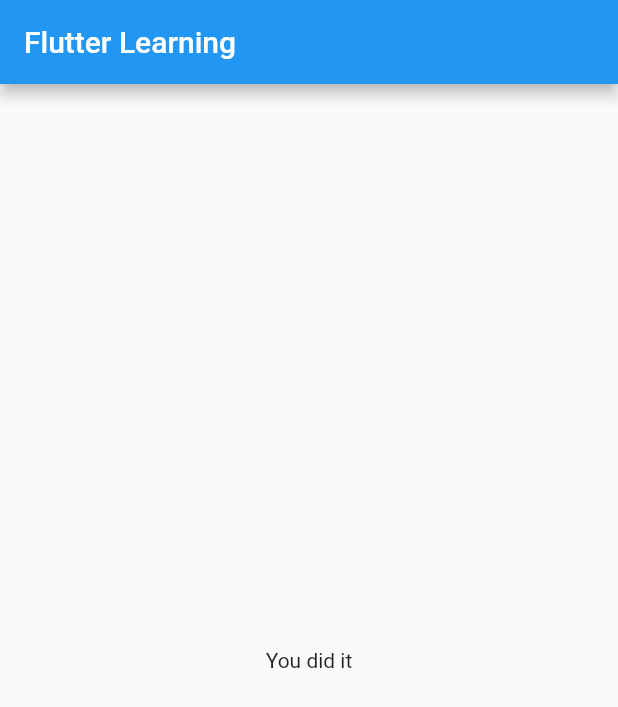
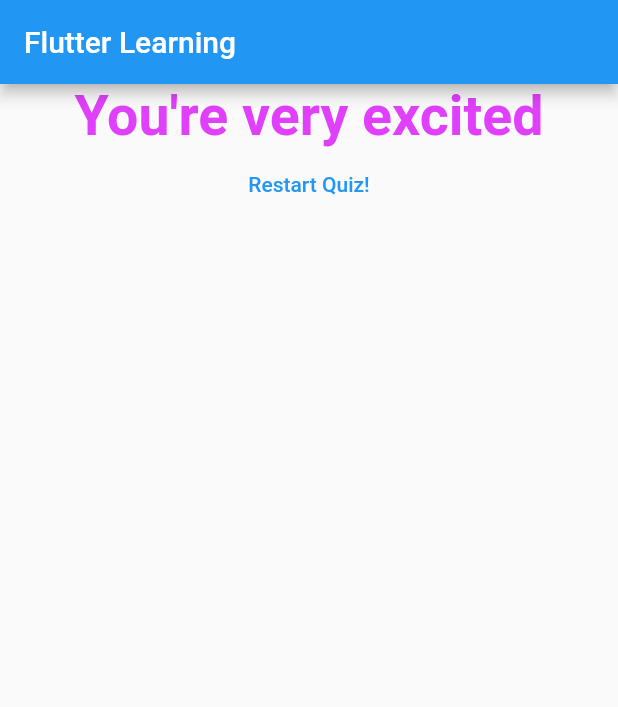
Before and after one commit to aisivan36/flutter_learning, a Flutter app: the screen it shows after launch, after a tap on "Black", after a tap on "Snake", after a tap on "StackOverflow", on a phone screen of 412 x 824 dp. Shown: the top 707 px of the screen. Run offline on Flutter 3.47's test engine with Material 2 defaults, Android fonts, the phone set to English and light mode, and no system bars.

```diff
--- a/lib/main.dart
+++ b/lib/main.dart
@@ -18,20 +18,45 @@ class _MyAppState extends State<MyApp> {
   final _questions = const [
     {
       'questionText': "What's your favorite color?",
-      'answers': ['Black', 'Reed', 'Green', 'White'],
+      'answers': [
+        {'text': 'Black', 'score': 10},
+        {'text': 'Reed', 'score': 6},
+        {'text': 'Green', 'score': 4},
+        {'text': 'White', 'score': 2},
+      ],
     },
     {
       'questionText': "What's your favorite animal?",
-      'answers': ['Rabbit', 'Snake', 'Elephant', 'Lion'],
+      'answers': [
+        {'text': 'Rabbit', 'score': 3},
+        {'text': 'Snake', 'score': 5},
+        {'text': 'Elephant', 'score': 7},
+        {'text': 'Pussycat', 'score': 10},
+      ],
     },
     {
-      'questionText': 'Whos your favorite instructor',
-      'answers': ['You tube', 'Udemy', 'StackOverflow', 'Quora'],
+      'questionText': 'Who\'s your favorite instructor',
+      'answers': [
+        {'text': 'YouTube', 'score': 1},
+        {'text': 'Udemy', 'score': 1},
+        {'text': 'StackOverflow', 'score': 1},
+        {'text': 'Quora', 'score': 1},
+      ],
     },
   ];
   var _questionIndex = 0;
+  var _totalScore = 0;
 
-  void _answerQuestion() {
+  void _resetQuiz() {
+    setState(() {
+      _questionIndex = 0;
+      _totalScore = 0;
+    });
+  }
+
+  void _answerQuestion(int score) {
+    _totalScore += score;
+
     setState(() {
       _questionIndex = _questionIndex + 1;
     });
@@ -60,7 +85,7 @@ class _MyAppState extends State<MyApp> {
                 questionIndex: _questionIndex,
                 questions: _questions,
               )
-            : Result(),
+            : Result(_totalScore, _resetQuiz),
       ),
     );
   }
--- a/lib/quiz.dart
+++ b/lib/quiz.dart
@@ -20,8 +20,8 @@ class Quiz extends StatelessWidget {
         Question(
           questions[questionIndex]['questionText'],
         ),
-        ...(questions[questionIndex]['answers'] as List<String>).map((answer) {
-          return Answer(answerQuestion, answer);
+        ...(questions[questionIndex]['answers'] as List<Map<String, Object>>).map((answer) {
+          return Answer(() => answerQuestion(answer['score']), answer['text']);
         }).toList()
       ],
     );
--- a/lib/result.dart
+++ b/lib/result.dart
@@ -1,12 +1,47 @@
 import 'package:flutter/material.dart';
 
 class Result extends StatelessWidget {
+  final int resultScore;
+  final Function resetHandler;
 
+  Result(this.resultScore, this.resetHandler);
+
+  String get resultPhrase {
+    var resutlText = 'You did it';
+    if (resultScore <= 8) {
+      resutlText = 'Great makes it possible to take any question again';
+    } else if (resultScore <= 12) {
+      resutlText = "Good job";
+    } else if (resultScore <= 16) {
+      resutlText = 'You\'re very excited';
+    } else {
+      resutlText = 'It\'s okay we\'ll try again';
+    }
+    return resutlText;
+  }
 
   @override
   Widget build(BuildContext context) {
     return Center(
-      child: Text('You did it'),
+      child: Column(
+        children: <Widget>[
+          Text(
+            resultPhrase,
+            style: TextStyle(
+                fontSize: 37,
+                fontWeight: FontWeight.w600,
+                color: Colors.purpleAccent),
+            textAlign: TextAlign.center,
+          ),
+          FlatButton(
+            onPressed: resetHandler,
+            child: Text(
+              'Restart Quiz!',
+            ),
+            textColor: Colors.blue,
+          )
+        ],
+      ),
     );
   }
 }
```
